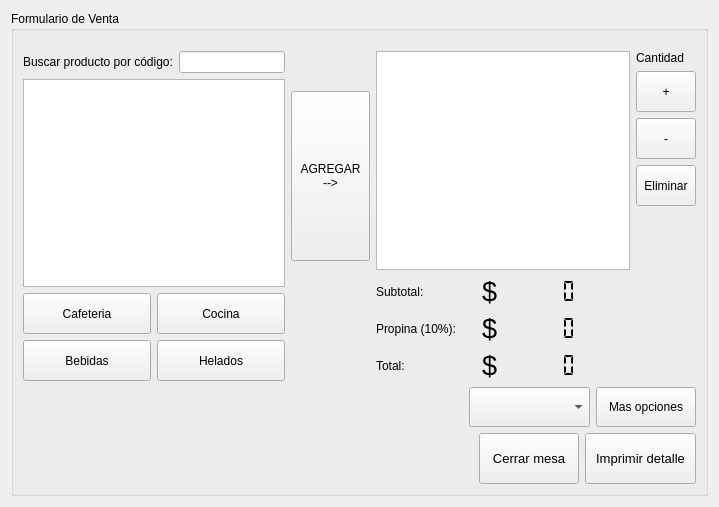
This is nostro/ventas/formulario_venta.ui in manuell12/CafeNostro as Qt 5 draws it before an edit. The edited form follows.
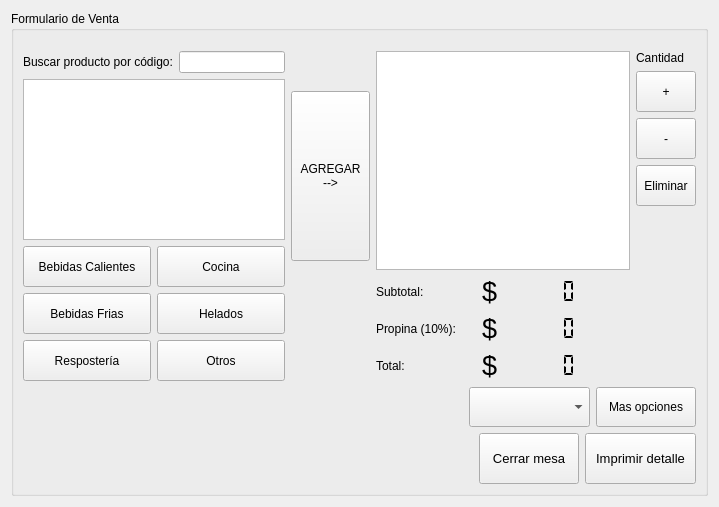
This is the edited form.

Commit message: update user requirements

Diff of the .ui file:
```diff
--- a/nostro/ventas/formulario_venta.ui
+++ b/nostro/ventas/formulario_venta.ui
@@ -71,6 +71,25 @@
           </item>
           <item>
            <layout class="QGridLayout" name="gridLayout">
+            <item row="1" column="0">
+             <widget class="QPushButton" name="pushButton_filtrar_bebidas_frias">
+              <property name="minimumSize">
+               <size>
+                <width>101</width>
+                <height>41</height>
+               </size>
+              </property>
+              <property name="maximumSize">
+               <size>
+                <width>16777215</width>
+                <height>16777215</height>
+               </size>
+              </property>
+              <property name="text">
+               <string>Bebidas Frias</string>
+              </property>
+             </widget>
+            </item>
             <item row="0" column="1">
              <widget class="QPushButton" name="pushButton_filtrar_cocina">
               <property name="minimumSize">
@@ -105,26 +124,7 @@
                </size>
               </property>
               <property name="text">
-               <string>Cafeteria</string>
-              </property>
-             </widget>
-            </item>
-            <item row="1" column="0">
-             <widget class="QPushButton" name="pushButton_filtrar_bebidas">
-              <property name="minimumSize">
-               <size>
-                <width>101</width>
-                <height>41</height>
-               </size>
-              </property>
-              <property name="maximumSize">
-               <size>
-                <width>16777215</width>
-                <height>16777215</height>
-               </size>
-              </property>
-              <property name="text">
-               <string>Bebidas</string>
+               <string>Bebidas Calientes</string>
               </property>
              </widget>
             </item>
@@ -147,6 +147,32 @@
               </property>
              </widget>
             </item>
+            <item row="2" column="0">
+             <widget class="QPushButton" name="pushButton_filtrar_reposteria">
+              <property name="minimumSize">
+               <size>
+                <width>101</width>
+                <height>41</height>
+               </size>
+              </property>
+              <property name="text">
+               <string>Respostería</string>
+              </property>
+             </widget>
+            </item>
+            <item row="2" column="1">
+             <widget class="QPushButton" name="pushButton_filtrar_otros">
+              <property name="minimumSize">
+               <size>
+                <width>101</width>
+                <height>41</height>
+               </size>
+              </property>
+              <property name="text">
+               <string>Otros</string>
+              </property>
+             </widget>
+            </item>
            </layout>
           </item>
          </layout>
```
Left out of the diff: 2 changed lines with no effect on the pictures. The commit also changes 2 other files.
